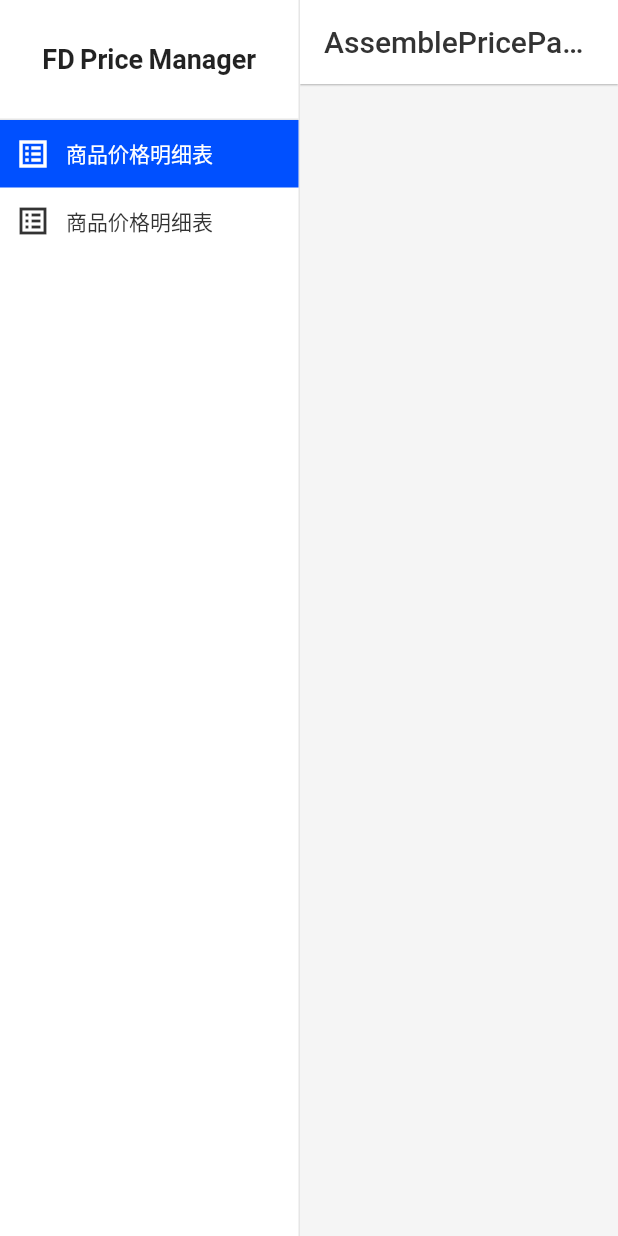
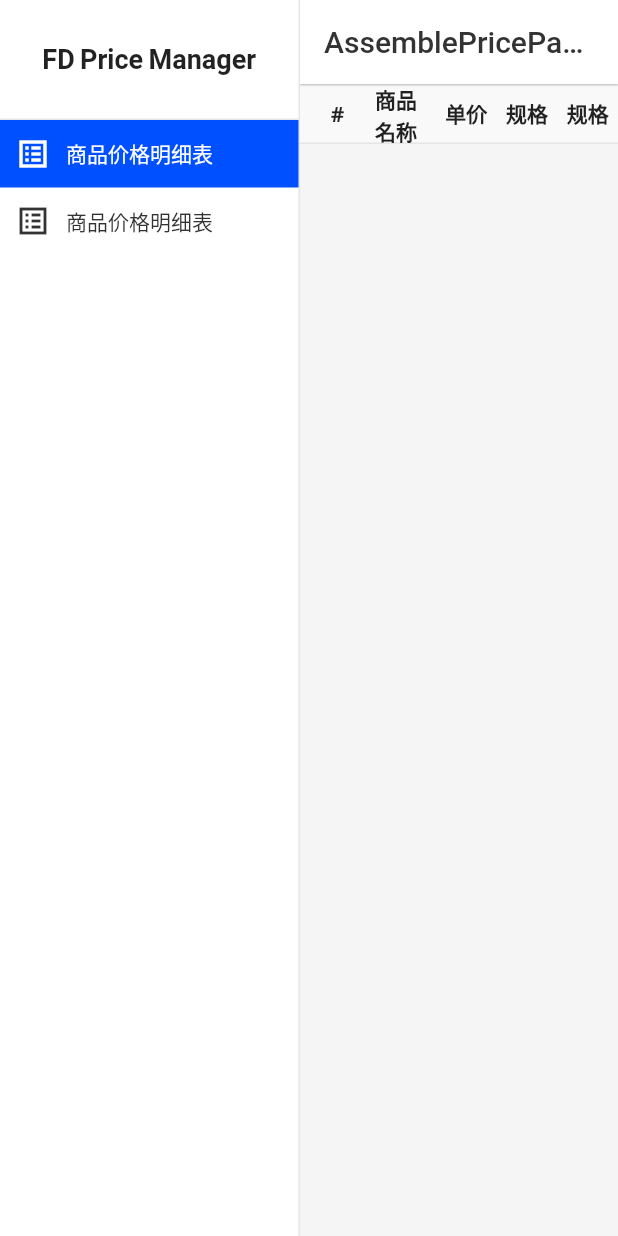
Before and after one commit to Invincible1996/fd_price_manager, a Flutter app: the screen it shows after launch, swiped to page 2, on a phone screen of 412 x 824 dp. Run offline on Flutter 3.47's test engine with Material 2 defaults, Android fonts, the light colour scheme and no system bars; our stand-ins replace file_picker, google_fonts, sqflite_common, sqflite_common_ffi; missing offline and left inert: excel; accounts and stored records are empty.

Commit message:
add assemble price page

```diff
--- a/lib/pages/assemble_price_page.dart
+++ b/lib/pages/assemble_price_page.dart
@@ -2,9 +2,13 @@
 /// @date: 2022/2/14 13:44
 /// @author: kevin
 /// @description: dart
+import 'package:fd_price_manager/view_model/product_list_model.dart';
 import 'package:flutter/material.dart';
+import 'package:provider/provider.dart';
 
 import '../m_colors.dart';
+import '../model/table_columns_model.dart';
+import '../widget/custom_table.dart';
 
 class AssemblePricePage extends StatefulWidget {
   const AssemblePricePage({Key? key}) : super(key: key);
@@ -14,6 +18,38 @@ class AssemblePricePage extends StatefulWidget {
 }
 
 class _AssemblePricePageState extends State<AssemblePricePage> {
+  final List<TableColumnsModel> columns = [
+    TableColumnsModel(
+      title: '#',
+      dataIndex: 'id',
+    ),
+    TableColumnsModel(
+      title: '商品名称',
+      dataIndex: 'name',
+    ),
+    TableColumnsModel(
+      title: '单价',
+      dataIndex: 'price',
+    ),
+    TableColumnsModel(
+      title: '规格',
+      dataIndex: 'color',
+    ),
+    TableColumnsModel(
+      title: '规格',
+      dataIndex: 'color',
+      builder: (item) {
+        return Row(
+          mainAxisAlignment: MainAxisAlignment.center,
+          children: [
+            TextButton(onPressed: () {}, child: Text('编辑')),
+            TextButton(onPressed: () {}, child: Text('删除')),
+          ],
+        );
+      },
+    ),
+  ];
+
   @override
   initState() {
     super.initState();
@@ -31,18 +67,23 @@ class _AssemblePricePageState extends State<AssemblePricePage> {
           style: TextStyle(color: MColors.textColor),
         ),
       ),
-      body: Container(
-        color: MColors.bgColor,
-        // child: CustomTable(
-        //   header: header,
-        //   data: data,
-        //   totalCount: totalCount,
-        //   pageSize: pageSize,
-        //   onTapPageIndex: onTapPageIndex,
-        //   onTapPrevious: onTapPrevious,
-        //   onTapNext: onTapNext,
-        //   selectedIndex: selectedIndex,
-        // ),
+      body: Consumer<ProductListModel>(
+        builder: (contenx, model, _) {
+          return Container(
+            color: MColors.bgColor,
+            child: CustomTable(
+              isShowPagination: false,
+              data: model.products,
+              totalCount: 0,
+              pageSize: 0,
+              onTapPageIndex: (int value) {},
+              onTapPrevious: () {},
+              onTapNext: () {},
+              selectedIndex: 0,
+              columns: columns,
+            ),
+          );
+        },
       ),
     );
   }
--- a/lib/util/list_extension.dart
+++ b/lib/util/list_extension.dart
@@ -1,5 +1,3 @@
-import 'package:fd_price_manager/util/log.dart';
-
 ///
 /// @date: 2022/2/17 17:44
 /// @author: kevin
@@ -13,7 +11,6 @@ extension ListExtension on List {
   /// @return:
   ///
   transformToSQL() {
-    log("=====transformToSQL=====");
     var list = map((item) => '\'$item\'').toList();
     return list.toString().replaceAll("[", "(").replaceAll("]", ")");
   }
--- a/lib/widget/custom_table.dart
+++ b/lib/widget/custom_table.dart
@@ -16,6 +16,7 @@ class CustomTable extends StatelessWidget {
   final Function(int) onTapPageIndex;
   final Function() onTapPrevious;
   final Function() onTapNext;
+  final bool isShowPagination;
 
   const CustomTable({
     Key? key,
@@ -27,6 +28,7 @@ class CustomTable extends StatelessWidget {
     required this.onTapPrevious,
     required this.onTapNext,
     required this.selectedIndex,
+    this.isShowPagination = true,
   }) : super(key: key);
 
   @override
@@ -34,6 +36,9 @@ class CustomTable extends StatelessWidget {
     return Column(
       children: [
         Table(
+          columnWidths: const <int, TableColumnWidth>{
+            0: FixedColumnWidth(50),
+          },
           children: [
             TableRow(
               decoration: BoxDecoration(
@@ -65,6 +70,9 @@ class CustomTable extends StatelessWidget {
         Expanded(
           child: SingleChildScrollView(
             child: Table(
+              columnWidths: const <int, TableColumnWidth>{
+                0: FixedColumnWidth(50),
+              },
               children: data
                   .map(
                     (item) => TableRow(
@@ -94,7 +102,8 @@ class CustomTable extends StatelessWidget {
             ),
           ),
         ),
-        Container(
+        isShowPagination
+            ? Container(
                 height: 45,
                 padding: const EdgeInsets.symmetric(horizontal: 15),
                 decoration: BoxDecoration(
@@ -172,10 +181,15 @@ class CustomTable extends StatelessWidget {
                   ],
                 ),
               )
+            : const SizedBox.shrink()
       ],
     );
   }
 
+  ///
+  ///
+  ///
+  ///
   _buildPageIndex() {
     var totalGroupSize = (totalCount / pageSize).ceilToDouble().toInt();
     return Wrap(
```
Lines whose indentation alone changed are shown as unchanged.
